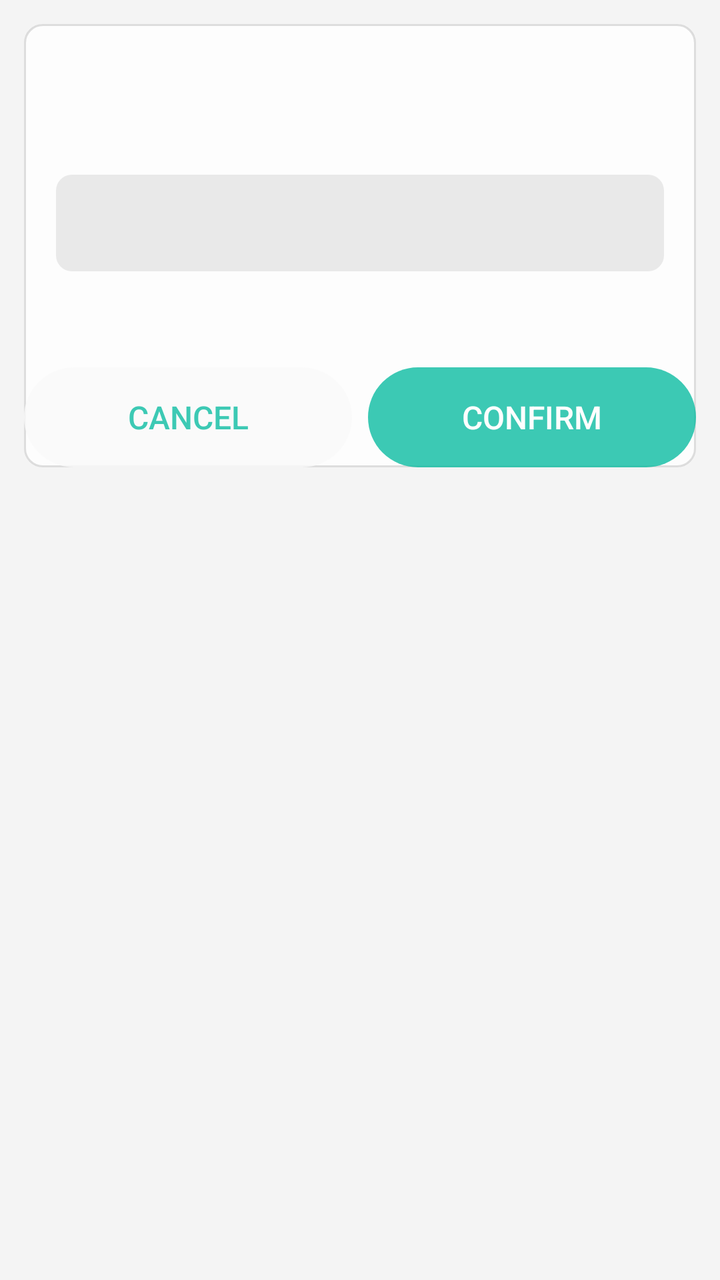
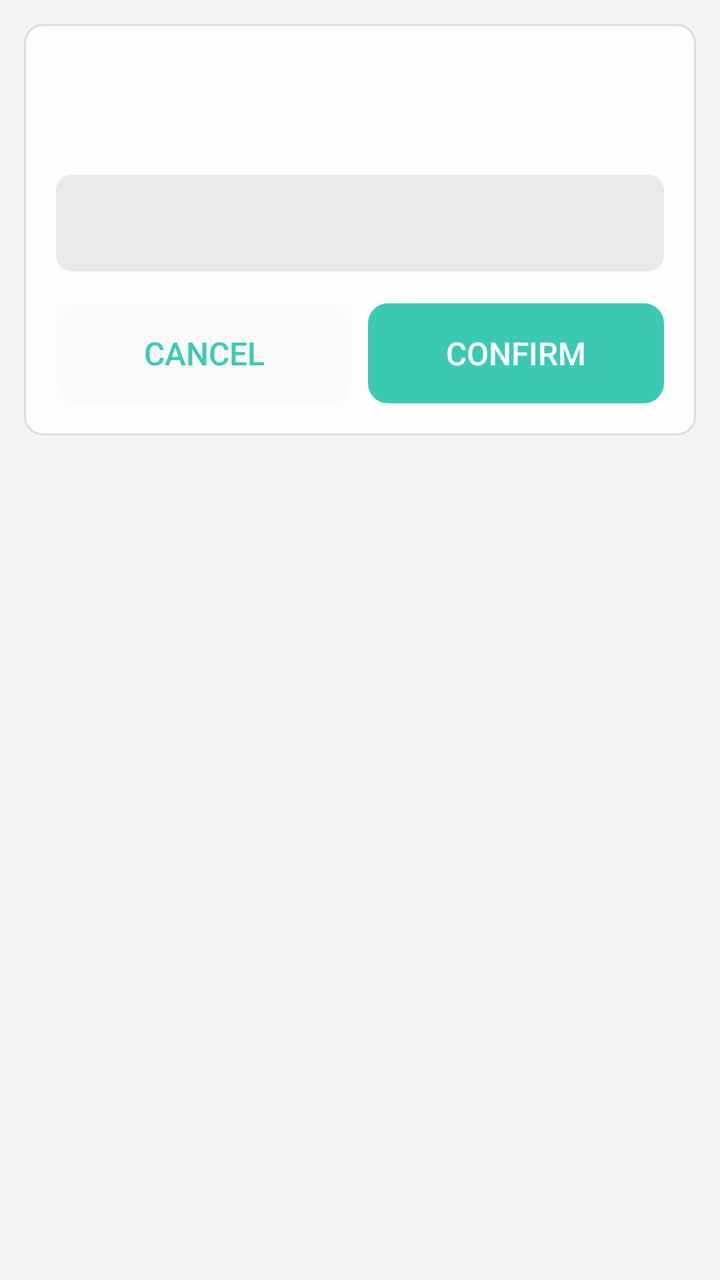

Compare the two renders of this Android layout. The source of the first and the diff that turns it into the second are given below.
<!-- AndroidManifest.xml: application theme AppTheme -->
<!-- res/layout/kr_dialog_params_small.xml -->
<?xml version="1.0" encoding="utf-8"?>
<LinearLayout xmlns:android="http://schemas.android.com/apk/res/android"
    style="@style/dialogRoot"
    android:clickable="true"
    android:focusable="true"
    android:orientation="vertical"
    android:layout_width="match_parent"
    android:layout_height="wrap_content">

    <LinearLayout
        android:layout_width="match_parent"
        android:layout_height="wrap_content"
        android:background="@drawable/krscript_item_ripple_kon"
        android:orientation="vertical">

        <TextView
            android:id="@+id/title"
            style="@style/dialogTitle" />

        <TextView
            android:id="@+id/desc"
            style="@style/dialogDesc" />

        <TextView
            android:id="@+id/warn"
            style="@style/dialogWarn" />

        <TextView
            android:id="@+id/kr_rows"
            android:layout_width="match_parent"
            android:layout_height="wrap_content"
            android:layout_marginHorizontal="16dp"
            android:visibility="gone"
            style="@style/textSmall" />

        <ImageView
            android:id="@+id/kr_rows_photo"
            android:layout_width="match_parent"
            android:layout_height="wrap_content"
            android:layout_marginHorizontal="16dp"
            android:layout_marginTop="8dp"
            android:visibility="gone"
            android:scaleType="fitCenter"
            android:adjustViewBounds="true" />

        <FrameLayout
            android:id="@+id/kr_params_center"
            android:layout_margin="16dp"
            android:layout_width="match_parent"
            android:layout_height="wrap_content"
            android:layout_gravity="center_vertical" />

        <LinearLayout
            android:layout_width="match_parent"
            android:layout_height="wrap_content"
            android:layout_marginTop="16dp"
            android:orientation="horizontal">

            <Button
                android:id="@id/btn_cancel"
                style="@style/dialogCancelBtn"
                android:text="@string/btn_cancel" />

            <Button
                android:id="@id/btn_confirm"
                style="@style/dialogConfirmBtn"
                android:text="@string/btn_confirm" />
        </LinearLayout>
    </LinearLayout>
</LinearLayout>
<!-- resources referenced by this layout -->
<resources>
  <string name="btn_cancel">Cancel</string>
  <string name="btn_confirm">Confirm</string>
  <style name="dialogCancelBtn" parent="dialogLargeBtn">
          <item name="android:layout_marginStart">0dp</item>
          <item name="android:background">@drawable/btn_bg_large_secondary</item>
      </style>
  <style name="dialogConfirmBtn" parent="dialogLargeBtn">
          <item name="android:textColor">#FFFFFF</item>
          <item name="android:background">@drawable/btn_bg_large</item>
      </style>
  <style name="dialogRoot">
          <item name="android:layout_width">match_parent</item>
          <item name="android:layout_height">match_parent</item>
          <item name="android:orientation">vertical</item>
          <item name="android:padding">12dp</item>
      </style>
  <style name="textSmall">
          <item name="android:textColor">?android:attr/textColorSecondary</item>
          <item name="android:textSize">12sp</item>
      </style>
  <style name="textTitle">
          <item name="android:textColor">?android:attr/textColorPrimary</item>
          <item name="android:textStyle">bold</item>
          <item name="android:textSize">14dp</item>
      </style>
  <!-- drawable in_card_item_inactive (drawable) -->
  <?xml version="1.0" encoding="utf-8"?>
  <shape xmlns:android="http://schemas.android.com/apk/res/android"
      android:shape="rectangle">
      <solid android:color="?attr/colorParse" />
      <corners android:radius="8dp" />
  </shape>
  <color name="colorPrimary">#64CDB6</color>
  <color name="colorPrimaryDark">#30C7B6</color>
  <color name="colorAccent">#0dbda2</color>
  <color name="colorParseDark">#20605f5f</color>
  <color name="colorPirmDark">#20000000</color>
  <color name="status_bg_light">@android:color/white</color>
  <color name="window_bg_light">#f4f4f4</color>
  <color name="cardBgLight">#CCFFFFFF</color>
  <!-- drawable btn_bg_active_large (drawable) -->
  <?xml version="1.0" encoding="utf-8"?>
  <shape xmlns:android="http://schemas.android.com/apk/res/android"
      android:shape="rectangle">
      <solid android:color="#26828282" />
      
      
      <corners android:radius="25dp" />
  
      
      <padding
          android:bottom="0dp"
          android:left="0dp"
          android:right="0dp"
          android:top="0dp" />
  </shape>
  <!-- drawable btn_bg_disabled_large (drawable) -->
  <?xml version="1.0" encoding="utf-8"?>
  <shape xmlns:android="http://schemas.android.com/apk/res/android"
      android:shape="rectangle">
      
      <solid android:color="#58888888" />
      
      <stroke
          android:width="1dp"
          android:color="#888888" />
      
      
      <corners android:radius="25dp" />
  
      
      <padding
          android:bottom="0dp"
          android:left="0dp"
          android:right="0dp"
          android:top="0dp" />
  </shape>
  <!-- drawable btn_bg_inactive_large_secondary (drawable) -->
  <?xml version="1.0" encoding="utf-8"?>
  <shape xmlns:android="http://schemas.android.com/apk/res/android"
      android:shape="rectangle">
      <solid android:color="?android:colorBackground" />
      
      
      <corners android:radius="25dp" />
  
      
      <padding
          android:bottom="0dp"
          android:left="0dp"
          android:right="0dp"
          android:top="0dp" />
  </shape>
  <!-- drawable btn_bg_inactive_large (drawable) -->
  <?xml version="1.0" encoding="utf-8"?>
  <shape xmlns:android="http://schemas.android.com/apk/res/android"
      android:shape="rectangle">
      <solid android:color="?android:colorAccent" />
      
      
      <corners android:radius="25dp" />
  
      
      <padding
          android:bottom="0dp"
          android:left="0dp"
          android:right="0dp"
          android:top="0dp" />
  </shape>
  <!-- drawable switch_track_close (drawable) -->
  <?xml version="1.0" encoding="utf-8"?>
  <shape xmlns:android="http://schemas.android.com/apk/res/android">
      <solid android:color="#44888888" />
      <corners android:radius="10dp" />
      <size android:width="66dp" android:height="20dp" />
  </shape>
  <!-- unchanged entries left out for length: 20 -->
</resources>

<!-- the commit's change to res/layout/kr_dialog_params_small.xml (unified diff, before → after) -->
@@ -45,7 +45,8 @@
 
         <FrameLayout
             android:id="@+id/kr_params_center"
-            android:layout_margin="16dp"
+            android:layout_marginTop="16dp"
+            android:layout_marginHorizontal="16dp"
             android:layout_width="match_parent"
             android:layout_height="wrap_content"
             android:layout_gravity="center_vertical" />
@@ -53,7 +54,8 @@
         <LinearLayout
             android:layout_width="match_parent"
             android:layout_height="wrap_content"
-            android:layout_marginTop="16dp"
+            android:layout_marginBottom="16dp"
+            android:layout_marginHorizontal="16dp"
             android:orientation="horizontal">
 
             <Button
<!-- resource entries referenced after the edit -->
@@ -47,7 +47,7 @@
       <solid android:color="#26828282" />
       
       
-      <corners android:radius="25dp" />
+      <corners android:radius="10dp" />
   
       
       <padding
@@ -61,14 +61,14 @@
   <shape xmlns:android="http://schemas.android.com/apk/res/android"
       android:shape="rectangle">
       
-      <solid android:color="#58888888" />
+      <solid android:color="#58858585" />
       
       <stroke
           android:width="1dp"
           android:color="#888888" />
       
       
-      <corners android:radius="25dp" />
+      <corners android:radius="10dp" />
   
       
       <padding
@@ -84,7 +84,7 @@
       <solid android:color="?android:colorBackground" />
       
       
-      <corners android:radius="25dp" />
+      <corners android:radius="10dp" />
   
       
       <padding
@@ -100,7 +100,7 @@
       <solid android:color="?android:colorAccent" />
       
       
-      <corners android:radius="25dp" />
+      <corners android:radius="10dp" />
   
       
       <padding
